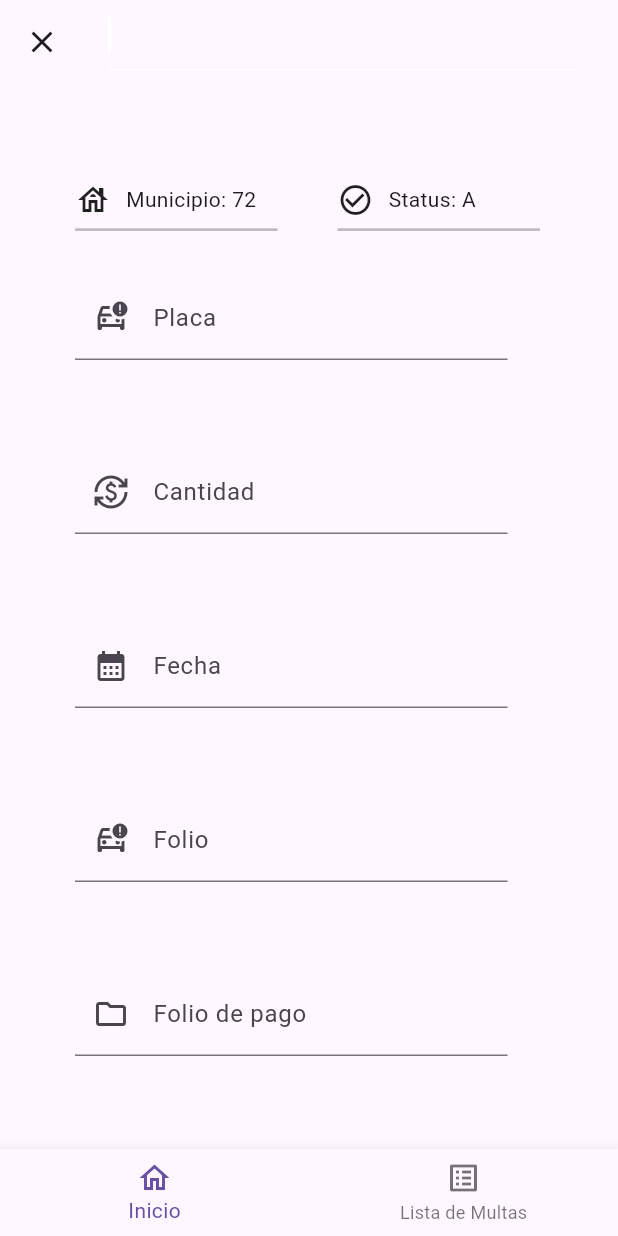
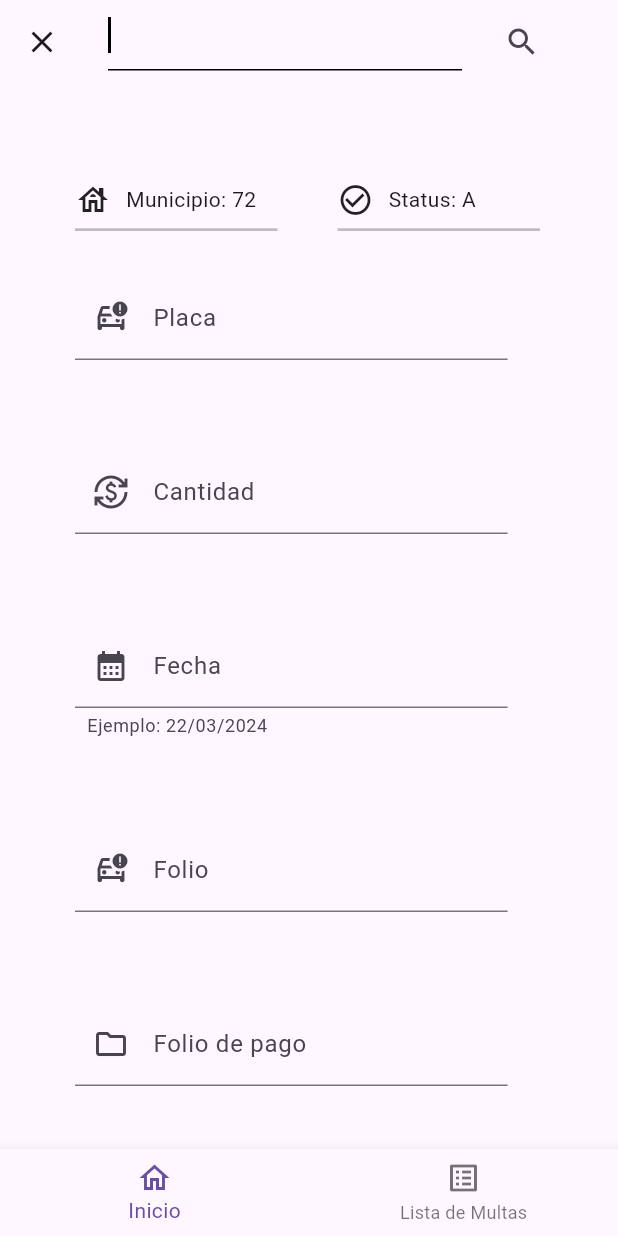
Before and after one commit to josejesus3/multas, a Flutter app: the screen it shows after launch, after a tap on the "search" icon, on a phone screen of 412 x 824 dp. Run offline on Flutter 3.47's test engine with Material 3 defaults, Android fonts, the phone set to English and light mode, and no system bars; our stand-ins replace flutter_riverpod, go_router; missing offline and left inert: mysql1.

Commit message:
checkBox

```diff
--- a/lib/presentaccion/Widget/app_bar_buscador.dart
+++ b/lib/presentaccion/Widget/app_bar_buscador.dart
@@ -14,6 +14,9 @@ AppBar getAppBarNotSearching() {
                 ref.read(isSearching.notifier).state = true;
               });
         },
+      ),
+      const SizedBox(
+        width: 40,
       )
     ],
   );
@@ -32,23 +35,31 @@ AppBar getAppBarSearching(TextEditingController searchController) {
       },
     ),
     title: Padding(
-      padding: const EdgeInsets.only(bottom: 10, right: 10),
+      padding: const EdgeInsets.only(
+        bottom: 10,
+      ),
       child: TextField(
         controller: searchController,
         onEditingComplete: () {
           //searching!();
         },
-        style: const TextStyle(color: Colors.white),
-        cursorColor: Colors.white,
+        style: const TextStyle(color: Colors.black),
+        cursorColor: Colors.black,
         autofocus: true,
         decoration: const InputDecoration(
-          focusColor: Colors.white,
+          focusColor: Colors.black12,
           focusedBorder:
-              UnderlineInputBorder(borderSide: BorderSide(color: Colors.white)),
+              UnderlineInputBorder(borderSide: BorderSide(color: Colors.black)),
           enabledBorder:
-              UnderlineInputBorder(borderSide: BorderSide(color: Colors.white)),
+              UnderlineInputBorder(borderSide: BorderSide(color: Colors.black)),
         ),
       ),
     ),
+    actions: [
+      IconButton(icon: const Icon(Icons.search), onPressed: () {}),
+      const SizedBox(
+        width: 40,
+      )
+    ],
   );
 }
--- a/lib/presentaccion/Widget/formulario.dart
+++ b/lib/presentaccion/Widget/formulario.dart
@@ -1,15 +1,20 @@
 import 'package:flutter/material.dart';
+import 'package:flutter/services.dart';
+import 'package:flutter_riverpod/flutter_riverpod.dart';
+import 'package:multas/domain/conexion/connection_mysql.dart';
+import 'package:multas/domain/entiti/list_multas.dart';
+import 'package:multas/presentaccion/provider/read_provider.dart';
 
-class Formulario extends StatefulWidget {
+class Formulario extends ConsumerStatefulWidget {
   const Formulario({
     super.key,
   });
 
   @override
-  State<Formulario> createState() => _FormularioState();
+  FormularioState createState() => FormularioState();
 }
 
-class _FormularioState extends State<Formulario> {
+class FormularioState extends ConsumerState<Formulario> {
   TextEditingController placaController = TextEditingController();
   TextEditingController cantidadController = TextEditingController();
   TextEditingController fechaController = TextEditingController();
@@ -19,16 +24,19 @@ class _FormularioState extends State<Formulario> {
   TextEditingController insfraccionController = TextEditingController();
   TextEditingController fechasPagoController = TextEditingController();
   TextEditingController foraneasController = TextEditingController();
-  final String municipio = '72';
+  final int municipio = 72;
   final String status = 'A';
   @override
   Widget build(BuildContext context) {
+    final sized = MediaQuery.of(context).size;
+    final bool check = ref.watch(checkBox);
+
     return Padding(
       padding: const EdgeInsets.all(20),
       child: Wrap(
         children: [
           _TEXT(
-            text: 'Municipio: $municipio',
+            text: 'Municipio: ${municipio.toString()}',
             icon: Icons.house_outlined,
           ),
           _TEXT(
@@ -44,16 +52,19 @@ class _FormularioState extends State<Formulario> {
             textController: cantidadController,
             label: 'Cantidad',
             icon: Icons.currency_exchange,
+            numericOnly: true,
           ),
           _Campos(
             textController: fechaController,
             label: 'Fecha',
             icon: Icons.calendar_month_sharp,
+            helper: 'Ejemplo: 22/03/2024',
           ),
           _Campos(
             textController: folioController,
             label: 'Folio',
             icon: Icons.car_crash_outlined,
+            numericOnly: true,
           ),
           _Campos(
             textController: folioPagoController,
@@ -64,16 +75,27 @@ class _FormularioState extends State<Formulario> {
             textController: cantidadFolioController,
             label: 'Cantidad de folio',
             icon: Icons.currency_exchange,
+            numericOnly: true,
           ),
-          _Campos(
-            textController: insfraccionController,
-            label: 'Insfraccion',
-            icon: Icons.dangerous,
+          Padding(
+            padding: const EdgeInsets.all(30),
+            child: SizedBox(
+              width: sized.width <= 800 ? sized.width * 0.7 : sized.width * 0.2,
+              child: CheckboxListTile(
+                value: check,
+                onChanged: (value) {
+                  ref.read(checkBox.notifier).update((state) => !state);
+                },
+                title: const Text('Estado'),
+                secondary: const Icon(Icons.check_circle_outlined),
+              ),
+            ),
           ),
           _Campos(
             textController: fechasPagoController,
             label: 'Fecha de Pago',
             icon: Icons.calendar_month_outlined,
+            helper: 'Ejemplo: 22/03/2024',
           ),
           _Campos(
             textController: foraneasController,
@@ -84,6 +106,8 @@ class _FormularioState extends State<Formulario> {
               setState(() {
                 _validacion(
                     context,
+                    municipio,
+                    status,
                     placaController.text,
                     cantidadController.text,
                     fechaController.text,
@@ -179,7 +203,15 @@ class _Campos extends StatelessWidget {
   final TextEditingController textController;
   final IconData? icon;
   final String label;
-  const _Campos({required this.textController, required this.label, this.icon});
+  final bool numericOnly;
+  final String? helper;
+  const _Campos({
+    required this.textController,
+    required this.label,
+    this.icon,
+    this.helper,
+    this.numericOnly = false,
+  });
 
   @override
   Widget build(BuildContext context) {
@@ -196,9 +228,16 @@ class _Campos extends StatelessWidget {
         width: sized.width <= 800 ? sized.width * 0.7 : sized.width * 0.2,
         child: TextField(
           controller: textController,
+          keyboardType: numericOnly
+              ? TextInputType.number
+              : null, // Solo números si se indica
+          inputFormatters: numericOnly
+              ? [FilteringTextInputFormatter.allow(RegExp(r'[0-9]'))]
+              : null,
           decoration: InputDecoration(
             contentPadding: const EdgeInsets.all(8),
             label: Text(label),
+            helperText: helper,
             prefixIcon: Icon(icon),
             focusedBorder: inputBorder,
           ),
@@ -210,6 +249,8 @@ class _Campos extends StatelessWidget {
 
 void _validacion(
     BuildContext context,
+    int municipio,
+    String status,
     String placa,
     String cantidad,
     String fecha,
@@ -251,5 +292,19 @@ void _validacion(
         ),
       ),
     );
+    ListMultas multa = ListMultas(
+        municipio: municipio,
+        status: status,
+        placa: placa,
+        cantidad: double.parse(cantidad),
+        fecha: fecha,
+        folio: int.parse(folio),
+        folioPago: folioPago,
+        cantidadPago: double.parse(cantidad),
+        infraccion: true,
+        fechaPago: fechasPago,
+        foraneas: foraneas);
+
+    ConnectionMysql().insertQuery(multa);
   }
 }
--- a/lib/presentaccion/provider/read_provider.dart
+++ b/lib/presentaccion/provider/read_provider.dart
@@ -2,3 +2,4 @@ import 'package:flutter_riverpod/flutter_riverpod.dart';
 
 final StateProvider<int> currentIndex = StateProvider<int>((ref) => 0);
 final StateProvider<bool> isSearching = StateProvider<bool>((ref) => false);
+final StateProvider<bool> checkBox = StateProvider<bool>((ref) => false);
```
